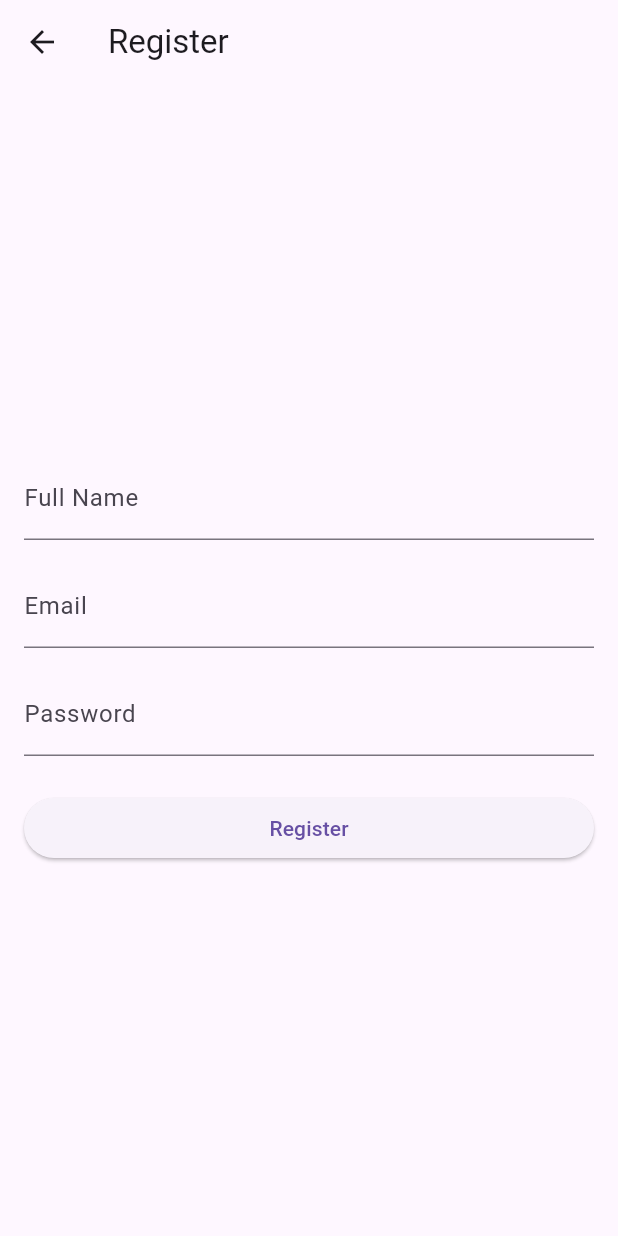
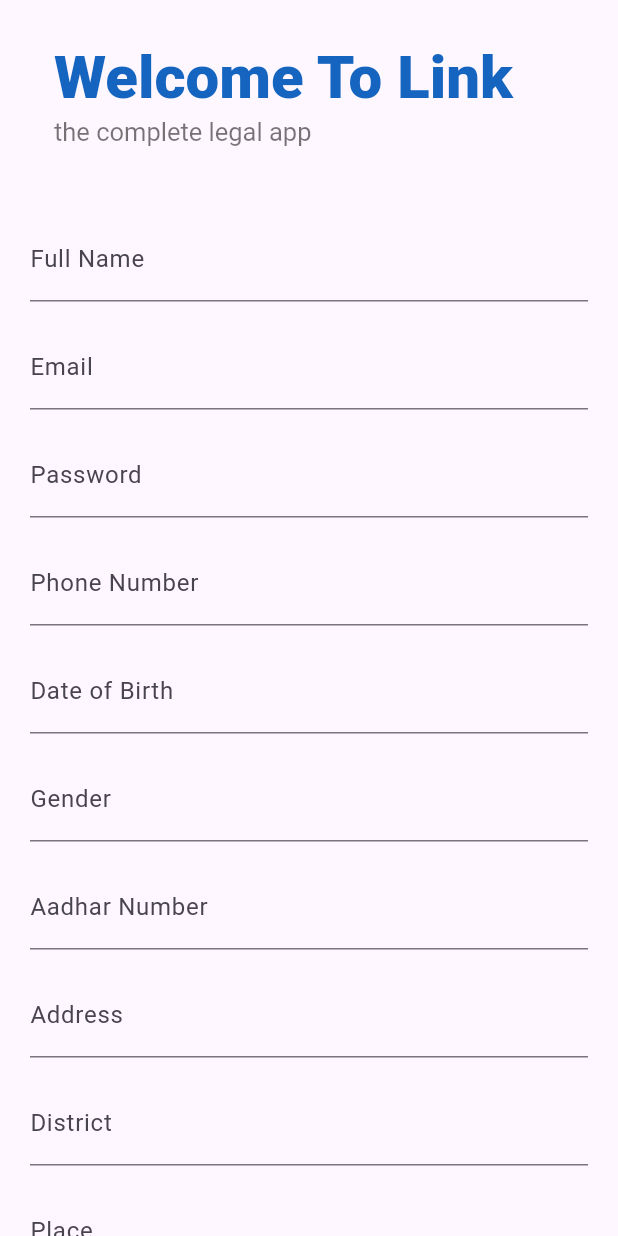
Before and after one commit to navendunandu/Link-Flutter-app, a Flutter app: the screen it shows after launch, after a tap on "Signup now!", on a phone screen of 412 x 824 dp. Run offline on Flutter 3.47's test engine with Material 3 defaults, Android fonts, the phone set to English and light mode, and no system bars; our stand-ins replace lottie.

Commit message:
register page update

```diff
--- a/lib/login.dart
+++ b/lib/login.dart
@@ -35,7 +35,11 @@ class _LoginState extends State<Login> {
   Widget build(BuildContext context) {
     return Scaffold(
       appBar: AppBar(
-        title: Column(
+          automaticallyImplyLeading: false, // Add this line to disable the leading icon
+
+        title: Padding(
+          padding: const EdgeInsets.all(35.0),
+          child: Column(
             crossAxisAlignment: CrossAxisAlignment.start,
             children: [
               Text(
@@ -50,6 +54,7 @@ class _LoginState extends State<Login> {
                 style: TextStyle(color: Colors.black54, fontSize: 17),
               )
             ],
+          ),
         ),
         toolbarHeight: 125,
       ),
--- a/lib/register.dart
+++ b/lib/register.dart
@@ -1,33 +1,78 @@
 import 'package:flutter/material.dart';
+import 'package:link/login.dart';
 
 class RegisterScreen extends StatefulWidget {
-  const RegisterScreen({super.key});
+  const RegisterScreen({Key? key}) : super(key: key);
 
   @override
-  State<RegisterScreen> createState() => _RegisterScreenState();
+  _RegisterScreenState createState() => _RegisterScreenState();
 }
 
 class _RegisterScreenState extends State<RegisterScreen> {
-
   final TextEditingController _fullNameController = TextEditingController();
   final TextEditingController _emailController = TextEditingController();
   final TextEditingController _passwordController = TextEditingController();
+  final TextEditingController _phoneNumberController = TextEditingController();
+  final TextEditingController _dobController = TextEditingController();
+  final TextEditingController _genderController = TextEditingController();
+  final TextEditingController _aadharNumberController = TextEditingController();
+  final TextEditingController _addressController = TextEditingController();
+  final TextEditingController _districtController = TextEditingController();
+  final TextEditingController _placeController = TextEditingController();
+  final TextEditingController _pincodeController = TextEditingController();
+
+  void redirectToLogin() {
+    Navigator.push(
+      context,
+      MaterialPageRoute(builder: (context) => Login()),
+    );
+  }
 
   void register() {
-    // Implement your registration logic here
     print("Registering...");
     print("Full Name: ${_fullNameController.text}");
     print("Email: ${_emailController.text}");
     print("Password: ${_passwordController.text}");
+    print("Phone Number: ${_phoneNumberController.text}");
+    print("Date of Birth: ${_dobController.text}");
+    print("Gender: ${_genderController.text}");
+    print("Aadhar Number: ${_aadharNumberController.text}");
+    print("Address: ${_addressController.text}");
+    print("District: ${_districtController.text}");
+    print("Place: ${_placeController.text}");
+    print("Pin Code: ${_pincodeController.text}");
   }
+
   @override
   Widget build(BuildContext context) {
     return Scaffold(
       appBar: AppBar(
-        title: Text("Register"),
+        automaticallyImplyLeading: false,
+        title: Padding(
+          padding: const EdgeInsets.all(20.0),
+          child: Column(
+            crossAxisAlignment: CrossAxisAlignment.start,
+            children: [
+              Text(
+                "Welcome To Link",
+                style: TextStyle(
+                  color: const Color.fromRGBO(21, 101, 192, 1),
+                  fontWeight: FontWeight.w800,
+                  fontSize: 40,
                 ),
-      body: Padding(
-        padding: const EdgeInsets.all(16.0),
+              ),
+              Text(
+                "the complete legal app",
+                style: TextStyle(color: Colors.black54, fontSize: 17),
+              ),
+            ],
+          ),
+        ),
+        toolbarHeight: 125,
+      ),
+      body: SingleChildScrollView(
+        child: Padding(
+          padding: const EdgeInsets.all(20.0),
           child: Column(
             crossAxisAlignment: CrossAxisAlignment.stretch,
             mainAxisAlignment: MainAxisAlignment.center,
@@ -47,12 +92,90 @@ class _RegisterScreenState extends State<RegisterScreen> {
                 obscureText: true,
                 decoration: InputDecoration(labelText: "Password"),
               ),
+              SizedBox(height: 16),
+              TextFormField(
+                controller: _phoneNumberController,
+                decoration: InputDecoration(labelText: "Phone Number"),
+              ),
+              SizedBox(height: 16),
+              TextFormField(
+                controller: _dobController,
+                decoration: InputDecoration(labelText: "Date of Birth"),
+              ),
+              SizedBox(height: 16),
+              TextFormField(
+                controller: _genderController,
+                decoration: InputDecoration(labelText: "Gender"),
+              ),
+              SizedBox(height: 16),
+              TextFormField(
+                controller: _aadharNumberController,
+                decoration: InputDecoration(labelText: "Aadhar Number"),
+              ),
+              SizedBox(height: 16),
+              TextFormField(
+                controller: _addressController,
+                decoration: InputDecoration(labelText: "Address"),
+              ),
+              SizedBox(height: 16),
+              TextFormField(
+                controller: _districtController,
+                decoration: InputDecoration(labelText: "District"),
+              ),
+              SizedBox(height: 16),
+              TextFormField(
+                controller: _placeController,
+                decoration: InputDecoration(labelText: "Place"),
+              ),
+              SizedBox(height: 16),
+              TextFormField(
+                controller: _pincodeController,
+                decoration: InputDecoration(labelText: "Pin Code"),
+              ),
               SizedBox(height: 24),
               ElevatedButton(
-              onPressed: register,
-              child: Text("Register"),
+                onPressed: () {
+                  register();
+                },
+                child: Text(
+                  "Register",
+                  style: TextStyle(color: Colors.white),
+                ),
+                style: ButtonStyle(
+                  backgroundColor:
+                      MaterialStateProperty.all<Color>(const Color.fromRGBO(21, 101, 192, 1)),
+                  shape: MaterialStateProperty.all<RoundedRectangleBorder>(
+                    RoundedRectangleBorder(
+                      borderRadius: BorderRadius.circular(5.0),
+                    ),
+                  ),
+                ),
+              ),
+              Row(
+                mainAxisAlignment: MainAxisAlignment.center,
+                children: [
+                  SizedBox(
+                    height: 50,
+                  ),
+                  Text(
+                    "already joined ? ",
+                    style: TextStyle(fontSize: 17),
+                  ),
+                  GestureDetector(
+                    onTap: redirectToLogin,
+                    child: Text(
+                      "Login ",
+                      style: TextStyle(
+                        color: Colors.blueAccent,
+                        fontSize: 17,
+                        fontWeight: FontWeight.w600,
+                      ),
+                    ),
                   ),
                 ],
+              ),
+            ],
+          ),
         ),
       ),
     );
```
Lines whose indentation alone changed are shown as unchanged.
